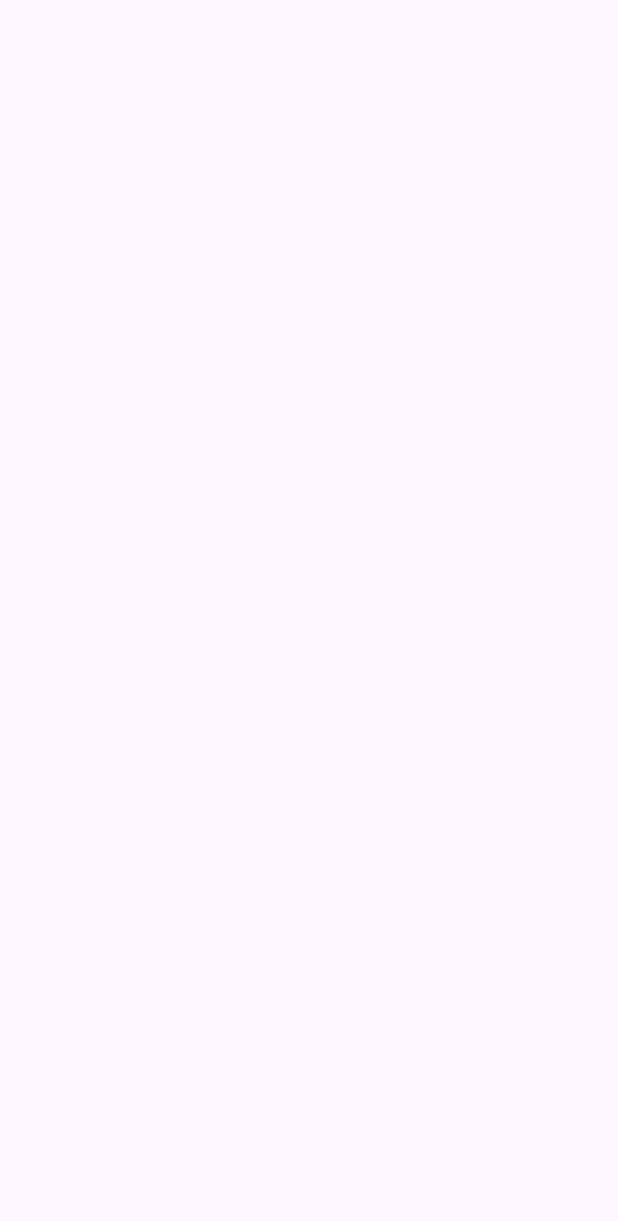
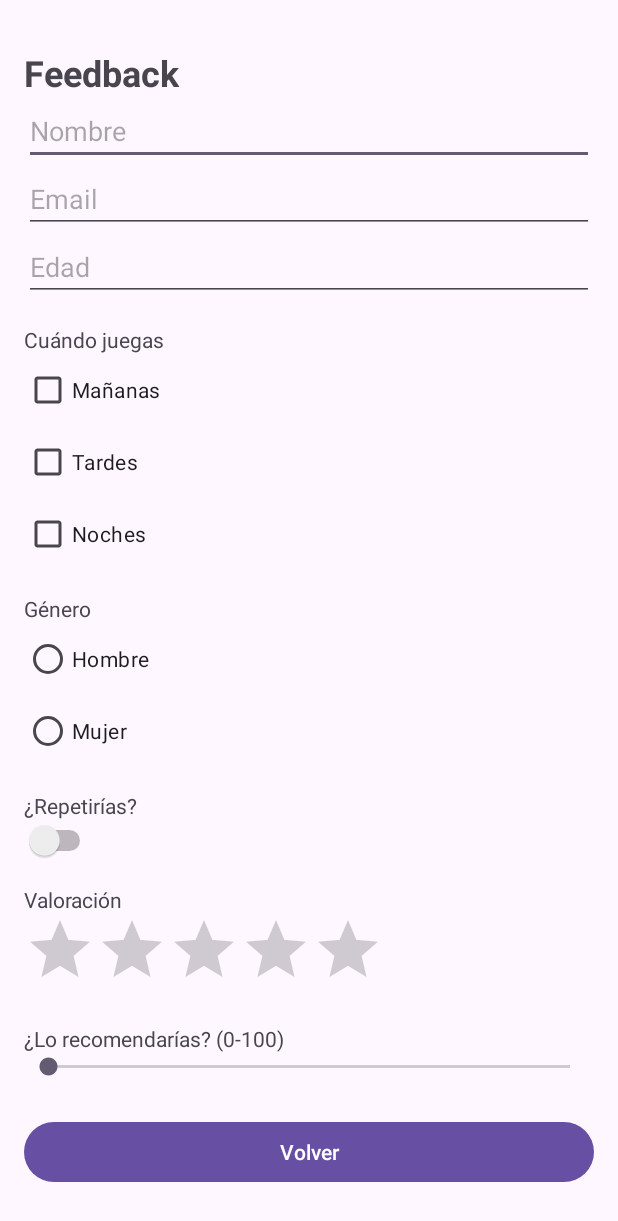
Before and after one commit to marcosgarcialorenzo/DAM-ProgramacionMultimediaYDispositivosMoviles, an Android app: the MainActivity2 screen opened directly, with no data from a screen before it, on a phone screen of 412 x 824 dp. Before the commit the part shown is empty. Shown: the top 1221 px of the screen. Run offline under Robolectric (Android 15) with nearby library versions, the phone set to English and light mode, and no system bars.

Commit message:
feat: implement feedback form in MainActivity2 with navigation button

```diff
--- a/RA2/practica1/src/main/java/com/example/practica1/MainActivity2.java
+++ b/RA2/practica1/src/main/java/com/example/practica1/MainActivity2.java
@@ -2,9 +2,26 @@ package com.example.practica1;
 
 import android.content.Intent;
 import android.os.Bundle;
+import android.widget.Button;
 import android.widget.TextView;
 
 import androidx.appcompat.app.AppCompatActivity;
 
 public class MainActivity2 extends AppCompatActivity {
+
+    private Button btnVolver;
+
+    @Override
+    protected void onCreate(Bundle savedInstanceState) {
+        super.onCreate(savedInstanceState);
+        setContentView(R.layout.activity_main2);
+
+        btnVolver = findViewById(R.id.btnVolver);
+        btnVolver.setOnClickListener(v -> {
+            Intent intent = new Intent(MainActivity2.this, MainActivity.class);
+            startActivity(intent);
+        });
+        //btnVolver.setOnClickListener(v -> finish()); // esto cierra la pagina2 y como la 1 aun
+        //esta abierta, vuelve a ella
+    }
 }
--- a/RA2/practica1/src/main/res/layout/activity_main2.xml
+++ b/RA2/practica1/src/main/res/layout/activity_main2.xml
@@ -3,11 +3,133 @@
         android:layout_width="match_parent"
         android:layout_height="match_parent"
         android:orientation="vertical"
-        android:padding="24dp">
+        android:gravity="center_vertical"
+        android:padding="16dp">
 
+    <!-- 1. TextView + 3 EditText -->
     <TextView
-            android:id="@+id/tvResultado"
             android:layout_width="wrap_content"
             android:layout_height="wrap_content"
-            android:textSize="24sp" />
+            android:text="Feedback"
+            android:textSize="24sp"
+            android:textStyle="bold" />
+
+    <EditText
+            android:id="@+id/etNombre"
+            android:layout_width="match_parent"
+            android:layout_height="wrap_content"
+            android:hint="Nombre"
+            android:inputType="textPersonName" />
+
+    <EditText
+            android:id="@+id/etEmail"
+            android:layout_width="match_parent"
+            android:layout_height="wrap_content"
+            android:hint="Email"
+            android:inputType="textEmailAddress" />
+
+    <EditText
+            android:id="@+id/etEdad"
+            android:layout_width="match_parent"
+            android:layout_height="wrap_content"
+            android:hint="Edad"
+            android:inputType="number" />
+
+    <!-- 2. TextView + 3 CheckBox -->
+    <TextView
+            android:layout_width="wrap_content"
+            android:layout_height="wrap_content"
+            android:layout_marginTop="16dp"
+            android:text="Cuándo juegas" />
+
+    <CheckBox
+            android:id="@+id/cbManana"
+            android:layout_width="wrap_content"
+            android:layout_height="wrap_content"
+            android:text="Mañanas" />
+
+    <CheckBox
+            android:id="@+id/cbTarde"
+            android:layout_width="wrap_content"
+            android:layout_height="wrap_content"
+            android:text="Tardes" />
+
+    <CheckBox
+            android:id="@+id/cbNoche"
+            android:layout_width="wrap_content"
+            android:layout_height="wrap_content"
+            android:text="Noches" />
+
+    <!-- 3. TextView + RadioGroup con 2 RadioButton -->
+    <TextView
+            android:layout_width="wrap_content"
+            android:layout_height="wrap_content"
+            android:layout_marginTop="16dp"
+            android:text="Género" />
+
+    <RadioGroup
+            android:id="@+id/rgGenero"
+            android:layout_width="match_parent"
+            android:layout_height="wrap_content"
+            android:orientation="vertical">
+
+        <RadioButton
+                android:id="@+id/rbHombre"
+                android:layout_width="wrap_content"
+                android:layout_height="wrap_content"
+                android:text="Hombre" />
+
+        <RadioButton
+                android:id="@+id/rbMujer"
+                android:layout_width="wrap_content"
+                android:layout_height="wrap_content"
+                android:text="Mujer" />
+    </RadioGroup>
+
+    <!-- 4. TextView + Switch -->
+    <TextView
+            android:layout_width="wrap_content"
+            android:layout_height="wrap_content"
+            android:layout_marginTop="16dp"
+            android:text="¿Repetirías?" />
+
+    <Switch
+            android:id="@+id/swRepetir"
+            android:layout_width="wrap_content"
+            android:layout_height="wrap_content" />
+
+    <!-- 5. TextView + RatingBar -->
+    <TextView
+            android:layout_width="wrap_content"
+            android:layout_height="wrap_content"
+            android:layout_marginTop="16dp"
+            android:text="Valoración" />
+
+    <RatingBar
+            android:id="@+id/rbValoracion"
+            android:layout_width="wrap_content"
+            android:layout_height="wrap_content"
+            android:numStars="5"
+            android:stepSize="1" />
+
+    <!-- 6. TextView + SeekBar -->
+    <TextView
+            android:layout_width="wrap_content"
+            android:layout_height="wrap_content"
+            android:layout_marginTop="16dp"
+            android:text="¿Lo recomendarías? (0-100)" />
+
+    <SeekBar
+            android:id="@+id/sbRecomendar"
+            android:layout_width="match_parent"
+            android:layout_height="wrap_content"
+            android:max="100" />
+
+    <!-- 7. Botón volver -->
+    <Button
+            android:id="@+id/btnVolver"
+            android:layout_width="match_parent"
+            android:layout_height="wrap_content"
+            android:layout_marginTop="24dp"
+            android:text="Volver" />
 </LinearLayout>
```
